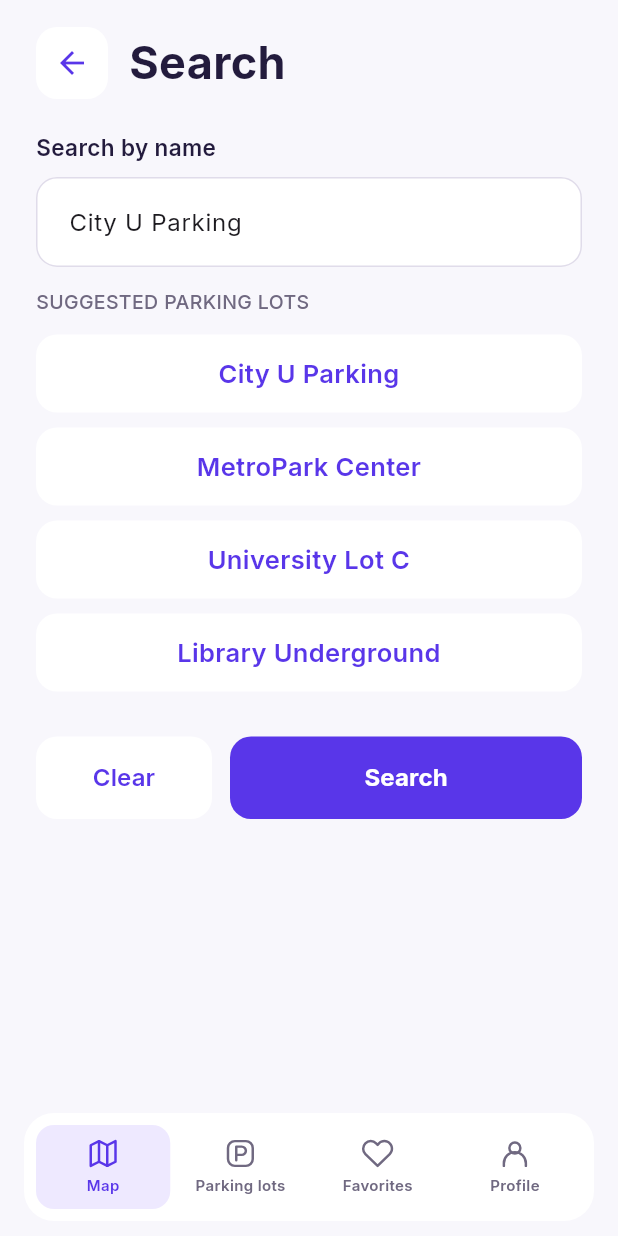
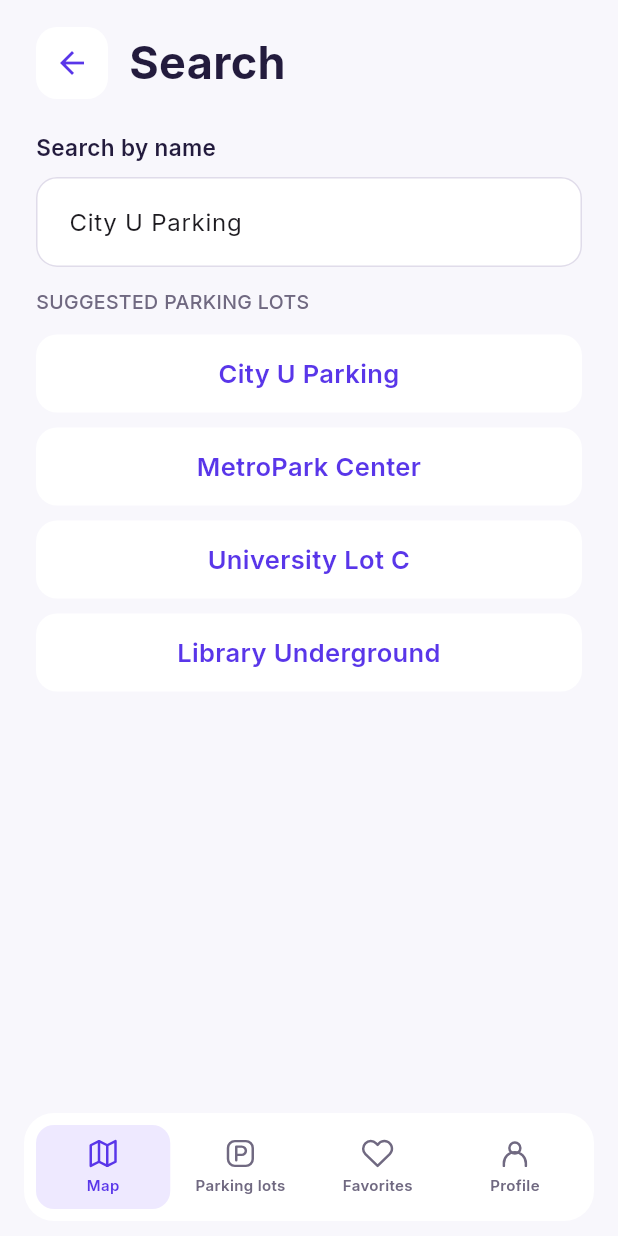
Before and after one commit to app-ISIS3510/Flutter, a Flutter app: the SearchScreen screen opened directly with empty values, after a tap on "City U Parking", on a phone screen of 412 x 824 dp. Run offline on Flutter 3.47's test engine with Material 3 defaults, Android fonts, the phone set to English and light mode, and no system bars; our stand-ins replace flutter_svg.

Commit message:
parking image and search complete and fixed

```diff
--- a/parku/lib/screens/parking_detail.dart
+++ b/parku/lib/screens/parking_detail.dart
@@ -103,15 +103,11 @@ class _ParkingDetailScreenState extends State<ParkingDetailScreen> {
                       children: [
                         ClipRRect(
                           borderRadius: BorderRadius.circular(20),
-                          child: Container(
+                          child: Image.asset(
+                            'assets/images/cityuimage.png',
                             width: double.infinity,
                             height: 150,
-                            color: AppColors.lightPurple,
-                            child: const Icon(
-                              Icons.local_parking,
-                              size: 80,
-                              color: AppColors.primary,
-                            ),
+                            fit: BoxFit.cover,
                           ),
                         ),
                         Positioned(
--- a/parku/lib/screens/search.dart
+++ b/parku/lib/screens/search.dart
@@ -34,7 +34,6 @@ class _SearchScreenState extends State<SearchScreen> {
   void initState() {
     super.initState();
 
-
     WidgetsBinding.instance.addPostFrameCallback((_) {
       _searchFocusNode.requestFocus();
     });
@@ -64,16 +63,8 @@ class _SearchScreenState extends State<SearchScreen> {
       TextPosition(offset: parkingName.length),
     );
 
-    setState(() {});
-
     FocusScope.of(context).unfocus();
     widget.onSearch(parkingName);
-  }
-
-  void _clearSearch() {
-    _searchController.clear();
-    setState(() {});
-    _searchFocusNode.requestFocus();
   }
 
   @override
@@ -89,7 +80,6 @@ class _SearchScreenState extends State<SearchScreen> {
                 child: Column(
                   crossAxisAlignment: CrossAxisAlignment.start,
                   children: [
-
                     Row(
                       children: [
                         InkWell(
@@ -108,9 +98,7 @@ class _SearchScreenState extends State<SearchScreen> {
                             ),
                           ),
                         ),
-
                         const SizedBox(width: 14),
-
                         const Text(
                           'Search',
                           style: TextStyle(
@@ -121,10 +109,7 @@ class _SearchScreenState extends State<SearchScreen> {
                         ),
                       ],
                     ),
-
                     const SizedBox(height: 22),
-
-
                     const Text(
                       'Search by name',
                       style: TextStyle(
@@ -133,16 +118,12 @@ class _SearchScreenState extends State<SearchScreen> {
                         color: AppColors.darkText,
                       ),
                     ),
-
                     const SizedBox(height: 9),
-
-
                     TextField(
                       controller: _searchController,
                       focusNode: _searchFocusNode,
                       textInputAction: TextInputAction.search,
                       onSubmitted: (_) => _performSearch(),
-                      onChanged: (_) => setState(() {}),
                       decoration: InputDecoration(
                         filled: true,
                         fillColor: AppColors.white,
@@ -169,10 +150,7 @@ class _SearchScreenState extends State<SearchScreen> {
                         ),
                       ),
                     ),
-
                     const SizedBox(height: 14),
-
-
                     const Text(
                       'SUGGESTED PARKING LOTS',
                       style: TextStyle(
@@ -181,10 +159,7 @@ class _SearchScreenState extends State<SearchScreen> {
                         color: AppColors.greyText,
                       ),
                     ),
-
                     const SizedBox(height: 12),
-
-
                     ...suggestedParkingLots.map(
                       (parkingName) => Padding(
                         padding: const EdgeInsets.only(bottom: 10),
@@ -193,7 +168,9 @@ class _SearchScreenState extends State<SearchScreen> {
                           borderRadius: BorderRadius.circular(14),
                           child: Container(
                             width: double.infinity,
-                            padding: const EdgeInsets.symmetric(vertical: 14),
+                            padding: const EdgeInsets.symmetric(
+                              vertical: 14,
+                            ),
                             decoration: BoxDecoration(
                               color: AppColors.white,
                               borderRadius: BorderRadius.circular(14),
@@ -211,76 +188,10 @@ class _SearchScreenState extends State<SearchScreen> {
                         ),
                       ),
                     ),
-
-                    const SizedBox(height: 20),
-
-
-                    Row(
-                      children: [
-                        Expanded(
-                          child: OutlinedButton(
-                            onPressed: _clearSearch,
-                            style: OutlinedButton.styleFrom(
-                              backgroundColor: AppColors.white,
-                              foregroundColor: AppColors.primary,
-                              side: BorderSide.none,
-                              padding: const EdgeInsets.symmetric(
-                                vertical: 16,
-                              ),
-                              shape: RoundedRectangleBorder(
-                                borderRadius: BorderRadius.circular(14),
-                              ),
-                            ),
-                            child: const Text(
-                              'Clear',
-                              style: TextStyle(
-                                fontSize: 16,
-                                fontWeight: FontWeight.w600,
-                              ),
-                            ),
-                          ),
-                        ),
-
-                        const SizedBox(width: 12),
-
-                        Expanded(
-                          flex: 2,
-                          child: ElevatedButton(
-                            onPressed: _searchController.text.trim().isEmpty
-                                ? null
-                                : _performSearch,
-                            style: ElevatedButton.styleFrom(
-                              backgroundColor: AppColors.primary,
-                              foregroundColor: AppColors.white,
-                              disabledBackgroundColor:
-                                  AppColors.lightPurple,
-                              disabledForegroundColor:
-                                  AppColors.greyText,
-                              elevation: 0,
-                              padding: const EdgeInsets.symmetric(
-                                vertical: 16,
-                              ),
-                              shape: RoundedRectangleBorder(
-                                borderRadius: BorderRadius.circular(14),
-                              ),
-                            ),
-                            child: const Text(
-                              'Search',
-                              style: TextStyle(
-                                fontSize: 16,
-                                fontWeight: FontWeight.w700,
-                              ),
-                            ),
-                          ),
-                        ),
-                      ],
-                    ),
                   ],
                 ),
               ),
             ),
-
-
             NavBar(
               currentIndex: widget.currentIndex,
               onTap: widget.onNavTap,
```
Also changed, not shown: parku/assets/images/cityuimage.png (added).
